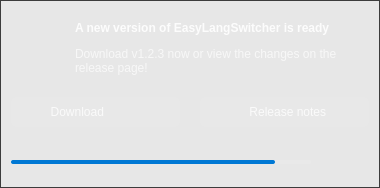
First picture: the form in src/ui/forms/EasyLangSwitcher_notification.ui, repository egoisticdesire/EasyLangSwitcher, before the edit.
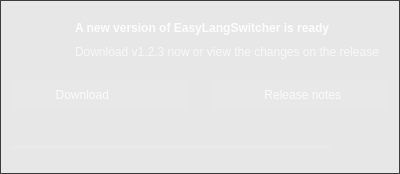
Second picture: the form after the edit. Icons and pictures are not drawn.

Commit message: upd notifications

```diff
--- a/src/ui/forms/EasyLangSwitcher_notification.ui
+++ b/src/ui/forms/EasyLangSwitcher_notification.ui
@@ -6,8 +6,8 @@
    <rect>
     <x>0</x>
     <y>0</y>
-    <width>380</width>
-    <height>188</height>
+    <width>400</width>
+    <height>172</height>
    </rect>
   </property>
   <property name="sizePolicy">
@@ -98,18 +98,18 @@
 border-radius: 2px;
 background: rgb(0, 120, 212);
 }
-QFrame#background_frame QPushButton#cancel_process {
+QFrame#background_frame QPushButton#btn_cancel_process {
 padding: 4px 2px;
 border-radius: 6px;
 border: 1px solid transparent;
 color: rgba(255, 255, 255, 225);
 background: transparent;
 }
-QFrame#background_frame QPushButton#cancel_process:hover {
+QFrame#background_frame QPushButton#btn_cancel_process:hover {
 color: rgba(255, 255, 255, 255);
 background: rgba(255, 255, 255, 15);
 }
-QFrame#background_frame QPushButton#cancel_process:pressed {
+QFrame#background_frame QPushButton#btn_cancel_process:pressed {
 background: rgba(255, 255, 255, 7);
 }</string>
      </property>
@@ -137,7 +137,10 @@
         <property name="leftMargin">
          <number>10</number>
         </property>
-        <item alignment="Qt::AlignmentFlag::AlignHCenter|Qt::AlignmentFlag::AlignVCenter">
+        <property name="rightMargin">
+         <number>10</number>
+        </property>
+        <item>
          <widget class="QPushButton" name="info_icon">
           <property name="focusPolicy">
            <enum>Qt::FocusPolicy::NoFocus</enum>
@@ -160,9 +163,12 @@
         <item>
          <layout class="QVBoxLayout" name="info_msg_vlayout">
           <property name="spacing">
-           <number>0</number>
+           <number>10</number>
           </property>
-          <item>
+          <property name="topMargin">
+           <number>10</number>
+          </property>
+          <item alignment="Qt::AlignmentFlag::AlignTop">
            <widget class="QLabel" name="info_title_label">
             <property name="font">
              <font>
@@ -193,6 +199,18 @@
       </item>
       <item>
        <widget class="QFrame" name="btn_frame">
+        <property name="minimumSize">
+         <size>
+          <width>0</width>
+          <height>32</height>
+         </size>
+        </property>
+        <property name="maximumSize">
+         <size>
+          <width>16777215</width>
+          <height>32</height>
+         </size>
+        </property>
         <layout class="QHBoxLayout" name="btn_hlayout" stretch="1,1">
          <property name="spacing">
           <number>20</number>
@@ -248,13 +266,13 @@
              <property name="minimumSize">
               <size>
                <width>1</width>
-               <height>16</height>
+               <height>0</height>
               </size>
              </property>
              <property name="maximumSize">
               <size>
                <width>1</width>
-               <height>16777215</height>
+               <height>30</height>
               </size>
              </property>
             </widget>
@@ -310,8 +328,8 @@
            </property>
            <property name="iconSize">
             <size>
-             <width>18</width>
-             <height>18</height>
+             <width>20</width>
+             <height>20</height>
             </size>
            </property>
           </widget>
@@ -321,6 +339,18 @@
       </item>
       <item>
        <widget class="QFrame" name="progress_frame">
+        <property name="minimumSize">
+         <size>
+          <width>0</width>
+          <height>32</height>
+         </size>
+        </property>
+        <property name="maximumSize">
+         <size>
+          <width>16777215</width>
+          <height>32</height>
+         </size>
+        </property>
         <layout class="QHBoxLayout" name="hlayout_progress_frame" stretch="1,0">
          <property name="spacing">
           <number>20</number>
@@ -343,7 +373,7 @@
             <string notr="true"/>
            </property>
            <property name="value">
-            <number>88</number>
+            <number>0</number>
            </property>
            <property name="textVisible">
             <bool>false</bool>
@@ -351,7 +381,7 @@
           </widget>
          </item>
          <item>
-          <widget class="QPushButton" name="cancel_process">
+          <widget class="QPushButton" name="btn_cancel_process">
            <property name="minimumSize">
             <size>
              <width>0</width>
```
The commit also changes 4 other files.
